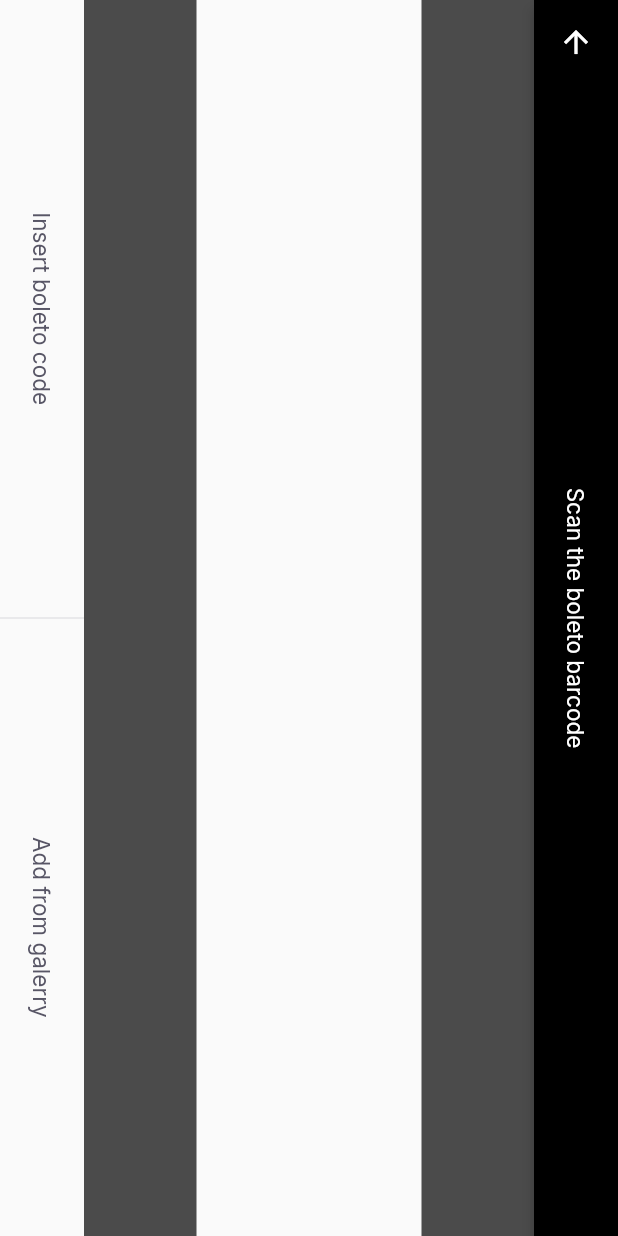
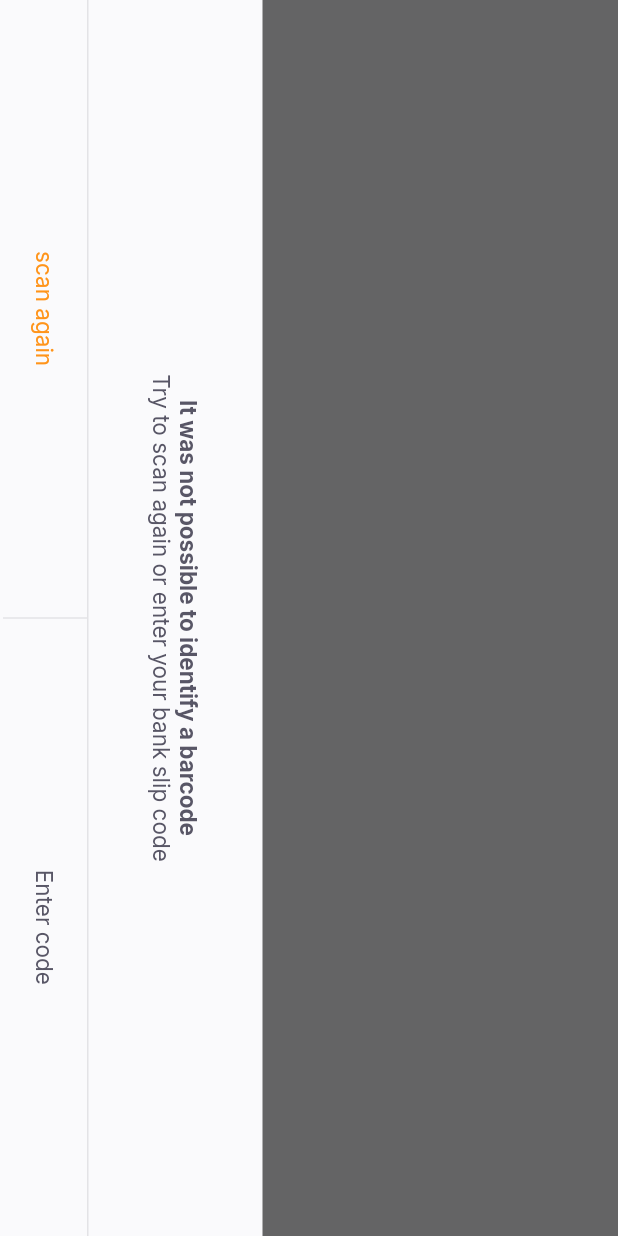
Before and after one commit to alineraiza/nlw_together_payflow, a Flutter app: the BarcodeScannerPage screen opened by its route, on a phone screen of 412 x 824 dp. Run offline on Flutter 3.47's test engine with Material 2 defaults, Android fonts, the phone set to English and light mode, and no system bars; our stand-ins replace camera, firebase_core, google_fonts, google_sign_in, shared_preferences; accounts and stored records are empty.

Commit message:
camera Controller

```diff
--- a/lib/app_widget.dart
+++ b/lib/app_widget.dart
@@ -1,4 +1,5 @@
 import 'package:flutter/material.dart';
+import 'package:flutter/services.dart';
 import 'package:payflow/modules/barcode_scanner/barcode_scanner_page.dart';
 import 'package:payflow/modules/home/home_page.dart';
 import 'package:payflow/modules/splash/splash_page.dart';
@@ -6,6 +7,13 @@ import 'modules/login/login_page.dart';
 import 'shared/themes/appcolors.dart';
 
 class AppWidget extends StatelessWidget {
+  AppWidget(){
+    SystemChrome.setPreferredOrientations([
+      DeviceOrientation.portraitDown,
+      DeviceOrientation.portraitUp,
+
+    ]);
+  }
 
   @override
   Widget build(BuildContext context) {
--- /dev/null
+++ b/lib/modules/barcode_scanner/barcode_scanner_controller.dart
@@ -0,0 +1,19 @@
+import 'package:camera/camera.dart';
+import 'package:payflow/modules/barcode_scanner/barcode_scanner_status.dart';
+
+class BarcodeSacannerController{
+  BarcodeScannerStatus status = BarcodeScannerStatus();
+
+
+  void getAvailableCameras() async{
+    try {
+      final response = await availableCameras();
+      final camera = response.firstWhere((element) => element.lensDirection == CameraLensDirection.back);
+      final cameraController =  CameraController(camera, ResolutionPreset.max, enableAudio: false);
+
+      status = BarcodeScannerStatus.available(cameraController);
+    } catch (e) {
+      status = BarcodeScannerStatus.error(e.toString());
+    }
+  }
+}
--- a/lib/modules/barcode_scanner/barcode_scanner_page.dart
+++ b/lib/modules/barcode_scanner/barcode_scanner_page.dart
@@ -2,8 +2,7 @@
 import 'package:flutter/material.dart';
 import 'package:payflow/shared/themes/app_text_styles.dart';
 import 'package:payflow/shared/themes/appcolors.dart';
-import 'package:payflow/shared/widget/divider_vertical/divider_vertical_widget.dart';
-import 'package:payflow/shared/widget/label_button/label_button.dart';
+import 'package:payflow/shared/widget/buttom_sheet/buttom_sheet.dart';
 import 'package:payflow/shared/widget/set_label_buttons/set_label_buttons.dart';
 
 class BarcodeScannerPage extends StatefulWidget {
@@ -16,6 +15,14 @@ class BarcodeScannerPage extends StatefulWidget {
 class _BarcodeScannerPageState extends State<BarcodeScannerPage> {
   @override
   Widget build(BuildContext context) {
+    return ButtomSheetWidget(
+      title: "It was not possible to identify a barcode",
+      subtitle: "Try to scan again or enter your bank slip code",
+      primaryLabel: "scan again",
+      primaryOnPressed: (){},
+      secundaryLabel: "Enter code",
+      secundaryOnPressed: (){},
+    );
     return SafeArea(
       top: true,
       bottom: true,
--- /dev/null
+++ b/lib/modules/barcode_scanner/barcode_scanner_status.dart
@@ -0,0 +1,26 @@
+
+import 'package:camera/camera.dart';
+
+class BarcodeScannerStatus{
+  final bool isCameraAvailable;
+  final String error;
+  final String barcode;
+
+  CameraController? cameraController;
+
+  BarcodeScannerStatus({
+    this.isCameraAvailable = false,
+    this.cameraController,
+    this.error = "",
+    this.barcode = "",
+  });
+
+  factory BarcodeScannerStatus.available(CameraController controller) => BarcodeScannerStatus(isCameraAvailable: true, cameraController: controller);
+  factory BarcodeScannerStatus.error(String message) => BarcodeScannerStatus(error: message);
+  factory BarcodeScannerStatus.barcode(String barcode) => BarcodeScannerStatus(barcode: barcode);
+
+  bool get showCamera => isCameraAvailable && error.isEmpty;
+  bool get hasError => error.isNotEmpty;
+  bool get hasBarcode => barcode.isNotEmpty;
+
+}
--- /dev/null
+++ b/lib/shared/widget/buttom_sheet/buttom_sheet.dart
@@ -0,0 +1,76 @@
+import 'package:flutter/material.dart';
+import 'package:payflow/shared/themes/app_text_styles.dart';
+import 'package:payflow/shared/themes/appcolors.dart';
+import 'package:payflow/shared/widget/set_label_buttons/set_label_buttons.dart';
+
+class ButtomSheetWidget extends StatelessWidget {
+  final String primaryLabel;
+  final VoidCallback primaryOnPressed;
+  final String secundaryLabel;
+  final VoidCallback secundaryOnPressed;
+  final String title;
+  final String subtitle;
+
+  const ButtomSheetWidget(
+      {Key? key,
+      required this.primaryLabel,
+      required this.primaryOnPressed,
+      required this.secundaryLabel,
+      required this.secundaryOnPressed,
+      required this.title,
+      required this.subtitle})
+      : super(key: key);
+
+  @override
+  Widget build(BuildContext context) {
+        return SafeArea(
+          child: RotatedBox(
+            quarterTurns: 1,
+            child: Material(
+              child: Container(
+                color: AppColors.shape,
+                child: Column(
+                  children: [
+                    Expanded(
+                      child: Container(
+                        color: Colors.black.withOpacity(0.6),
+                      ),
+                    ),
+                    Column(
+                      children: [
+                        Padding(
+                          padding: const EdgeInsets.all(40),
+                          child: Text.rich(
+                            TextSpan(
+                                text: title,
+                                style: TextStyles.buttonBoldHeading,
+                                children: [
+                                  TextSpan(text: "\n$subtitle",
+                                  style: TextStyles.buttonHeading,
+                                  ),
+                                ]),
+                            textAlign: TextAlign.center,
+                          ),
+                        ),
+                        Container(
+                          height: 1,
+                          color: AppColors.stroke,
+                        ),
+                        SetLabelButtons(
+                          enablePrimaryColor: true,
+                          primaryLabel: primaryLabel,
+                          primaryOnPressed: primaryOnPressed,
+                          secundaryLabel: secundaryLabel,
+                          secundaryOnPressed: secundaryOnPressed,
+                        ),
+                        SizedBox(height: 2),
+                      ],
+                    ),
+                  ],
+                ),
+              ),
+            ),
+          ),
+        );
+  }
+}
--- a/lib/shared/widget/label_button/label_button.dart
+++ b/lib/shared/widget/label_button/label_button.dart
@@ -5,7 +5,13 @@ import 'package:payflow/shared/themes/app_text_styles.dart';
 class LabelButton extends StatelessWidget {
   final String label;
   final VoidCallback onPressed;
-  const LabelButton({ Key? key, required this.label, required this.onPressed, }) : super(key: key);
+  final TextStyle? style;
+  const LabelButton({
+    Key? key,
+    required this.label,
+    required this.onPressed,
+    this.style
+  }) : super(key: key);
 
   @override
   Widget build(BuildContext context) {
@@ -13,7 +19,7 @@ class LabelButton extends StatelessWidget {
       height: 56,
       child: TextButton(
         onPressed: onPressed,
-      child: Text(label, style: TextStyles.buttonHeading,),
+      child: Text(label, style: style ?? TextStyles.buttonHeading,),
       ),
     );
   }
--- a/lib/shared/widget/set_label_buttons/set_label_buttons.dart
+++ b/lib/shared/widget/set_label_buttons/set_label_buttons.dart
@@ -1,4 +1,5 @@
 import 'package:flutter/material.dart';
+import 'package:payflow/shared/themes/app_text_styles.dart';
 import 'package:payflow/shared/widget/divider_vertical/divider_vertical_widget.dart';
 import 'package:payflow/shared/widget/label_button/label_button.dart';
 
@@ -7,7 +8,15 @@ class SetLabelButtons extends StatelessWidget {
   final VoidCallback primaryOnPressed;
   final String secundaryLabel;
   final VoidCallback secundaryOnPressed;
-  const SetLabelButtons ({ Key? key, required this.primaryLabel, required this.primaryOnPressed, required this.secundaryLabel, required this.secundaryOnPressed }) : super(key: key);
+  final bool enablePrimaryColor;
+  const SetLabelButtons ({
+    Key? key,
+    required this.primaryLabel,
+    required this.primaryOnPressed,
+    required this.secundaryLabel,
+    required this.secundaryOnPressed,
+    this.enablePrimaryColor = false,
+  }) : super(key: key);
 
   @override
   Widget build(BuildContext context) {
@@ -17,6 +26,7 @@ class SetLabelButtons extends StatelessWidget {
           Expanded(child: LabelButton(
             label: primaryLabel,
             onPressed:primaryOnPressed,
+            style: enablePrimaryColor ? TextStyles.buttonPrimary: null,
           )),
           DividerVerticalWidget(),
           Expanded(child: LabelButton(
```
